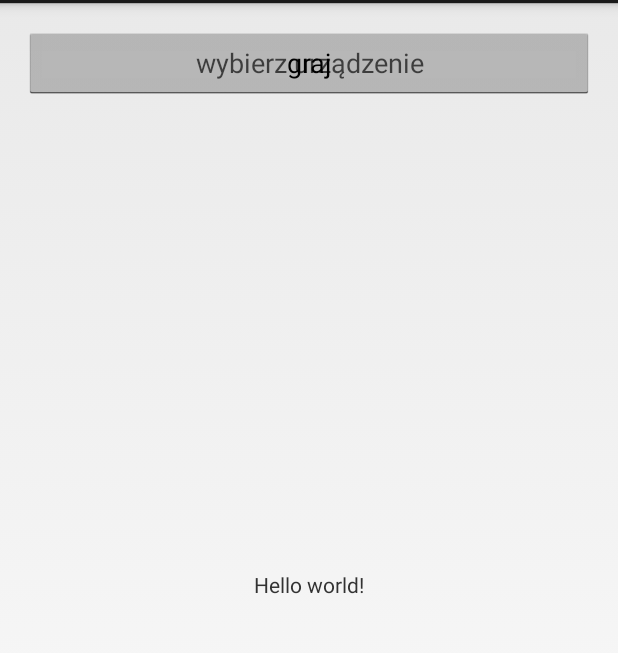
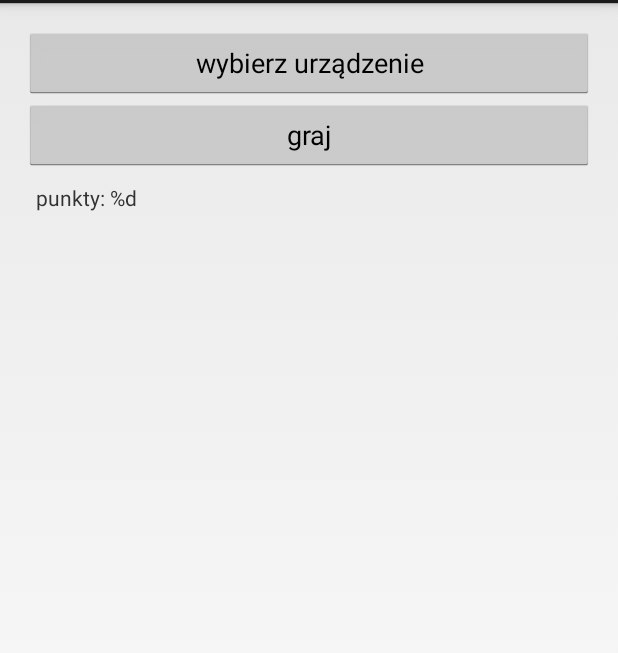
Before and after one commit to malleor/BurningDice, an Android app: the screen it shows after launch (MainActivity), on a phone screen of 412 x 824 dp, the part 69-722 px from its top. Run offline under Robolectric (Android 15) with nearby library versions, the phone set to English and light mode, and no system bars; libraries missing offline, so code that uses them is left out: us.dicepl.android; 6 statements that could not run were skipped.

Commit message:
fixed buttons

```diff
--- a/BurnDicePlus/src/main/res/layout/activity_main.xml
+++ b/BurnDicePlus/src/main/res/layout/activity_main.xml
@@ -1,4 +1,4 @@
-<RelativeLayout xmlns:android="http://schemas.android.com/apk/res/android"
+<LinearLayout xmlns:android="http://schemas.android.com/apk/res/android"
     xmlns:tools="http://schemas.android.com/tools"
     android:layout_width="match_parent"
     android:layout_height="match_parent"
@@ -6,7 +6,8 @@
     android:paddingRight="@dimen/activity_horizontal_margin"
     android:paddingTop="@dimen/activity_vertical_margin"
     android:paddingBottom="@dimen/activity_vertical_margin"
-    tools:context=".MainActivity">
+    tools:context=".MainActivity"
+    android:orientation="vertical">
 
     <Button android:text="wybierz urządzenie"
             android:layout_width="match_parent"
@@ -19,6 +20,7 @@
             android:onClick="startGame"/>
 
     <TextView
+        android:padding="8dp"
         android:layout_width="wrap_content"
         android:layout_height="wrap_content"
         android:text="@string/hello_world"
@@ -28,4 +30,4 @@
 
 
 
-</RelativeLayout>
+</LinearLayout>
--- a/BurnDicePlus/src/main/res/values/strings.xml
+++ b/BurnDicePlus/src/main/res/values/strings.xml
@@ -3,6 +3,6 @@
 
     <string name="app_name">Hello DICEPlus</string>
     <string name="action_settings">Settings</string>
-    <string name="hello_world">Hello world!</string>
+    <string name="hello_world">punkty: %d</string>
 
 </resources>
```
